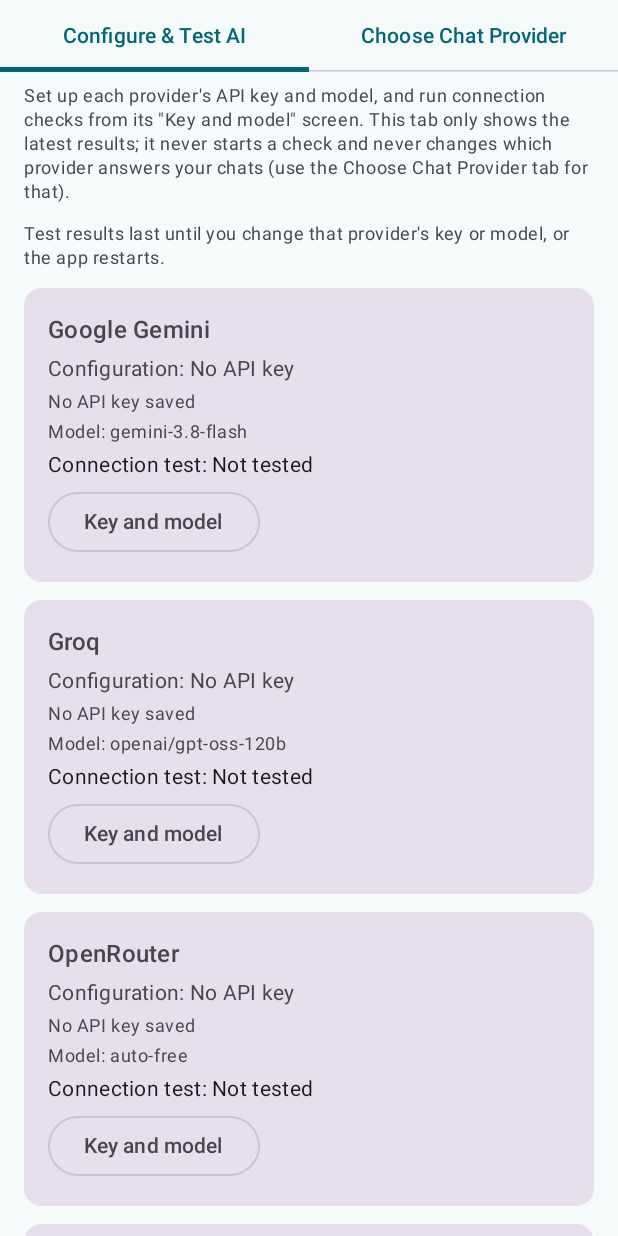
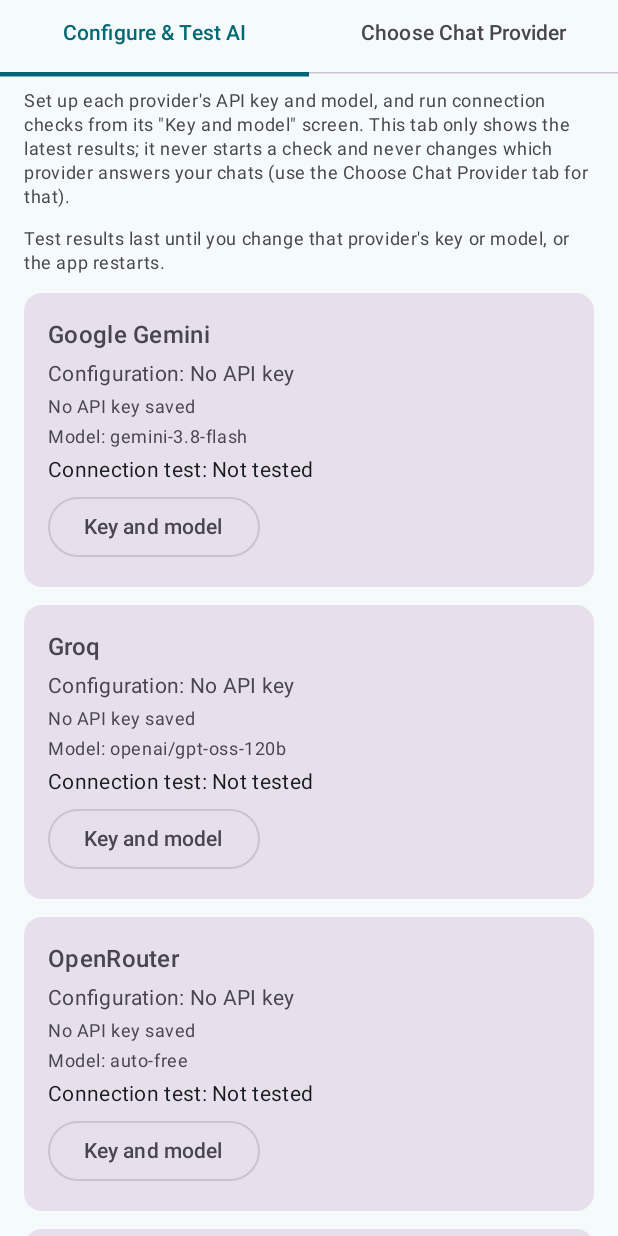
Before and after one commit to OKGamerz135/jarvis-android, an Android app built with Jetpack Compose: the composable ProvidersScreen shown on its own in the app's theme, on a phone screen of 412 x 824 dp. Run offline under Robolectric (Android 15) with nearby library versions, the phone set to English and light mode, and no system bars; pictures from the network do not load.

Commit message:
Phase B (B5): responsive pass for the provider screens
- Providers tabs: a plain row of equal-width, wrapping tab labels (min height 48dp, announced
  as tab/selected) replaces the stock TabRow, whose fixed-height tabs would clip the long
  labels on a narrow screen or at a large font.
- Choose Chat Provider cards: label, badges and status use the full card width; the
  "Use for failover" switch moves to its own line instead of squeezing the text.
- Key and model screen: the "Key saved" text and the Remove button are stacked instead of
  sharing a row.
- Button groups already use ActionRow (wraps whole buttons). No behaviour, navigation,
  ChatRunner or key-storage changes.

Co-Authored-By: Claude Sonnet 5.5 <noreply@anthropic.com>
Claude-Session: https://claude.ai/code/session_014sNv2tiRFpiMwhR95UmsVZ

```diff
--- a/app/src/main/java/dev/jarvis/assistant/ui/settings/ProvidersScreen.kt
+++ b/app/src/main/java/dev/jarvis/assistant/ui/settings/ProvidersScreen.kt
@@ -4,15 +4,17 @@ import androidx.compose.foundation.layout.Arrangement
 import androidx.compose.foundation.layout.Column
 import androidx.compose.foundation.layout.Row
 import androidx.compose.foundation.layout.fillMaxWidth
+import androidx.compose.foundation.layout.heightIn
 import androidx.compose.foundation.layout.padding
+import androidx.compose.foundation.selection.selectable
+import androidx.compose.foundation.selection.selectableGroup
 import androidx.compose.material3.Button
 import androidx.compose.material3.Card
 import androidx.compose.material3.CardDefaults
 import androidx.compose.material3.MaterialTheme
 import androidx.compose.material3.OutlinedButton
 import androidx.compose.material3.Switch
-import androidx.compose.material3.Tab
-import androidx.compose.material3.TabRow
+import androidx.compose.material3.HorizontalDivider
 import androidx.compose.material3.Text
 import androidx.compose.material3.TextButton
 import androidx.compose.runtime.Composable
@@ -24,6 +26,8 @@ import androidx.compose.runtime.setValue
 import androidx.compose.ui.Alignment
 import androidx.compose.ui.Modifier
 import androidx.compose.ui.platform.LocalContext
+import androidx.compose.ui.semantics.Role
+import androidx.compose.ui.text.style.TextAlign
 import androidx.compose.ui.unit.dp
 import androidx.lifecycle.Lifecycle
 import androidx.lifecycle.compose.LifecycleEventEffect
@@ -96,14 +100,46 @@ fun ProvidersScreen(
     }
 
     Column(modifier) {
-        TabRow(selectedTabIndex = ProvidersTab.entries.indexOf(tab)) {
-            ProvidersTab.entries.forEach { t ->
-                Tab(selected = t == tab, onClick = { onTabChange(t) }, text = { Text(t.title) })
-            }
-        }
+        ProvidersTabRow(tab, onTabChange)
         when (tab) {
             ProvidersTab.Choose -> ChooseChatProviderTab(s, statuses, chat.preferenceError, chat.simulationArmed, vm, chatVm)
             ProvidersTab.Configure -> ConfigureProvidersTab(s, statuses, testStates, onConfigure)
+        }
+    }
+}
+
+/**
+ * The two tabs. Written as a plain row of equal-width, wrapping labels (instead of the stock TabRow, whose tabs have a
+ * fixed height) so that "Configure & Test AI" and "Choose Chat Provider" can take two or three lines on a narrow screen or
+ * with a large font without being cut off. Each tab is at least 48dp tall and is announced as a tab and as selected.
+ */
+@Composable
+private fun ProvidersTabRow(selected: ProvidersTab, onSelect: (ProvidersTab) -> Unit) {
+    Column {
+        Row(Modifier.fillMaxWidth().selectableGroup()) {
+            ProvidersTab.entries.forEach { t ->
+                val isSelected = t == selected
+                Column(
+                    Modifier
+                        .weight(1f)
+                        .selectable(selected = isSelected, onClick = { onSelect(t) }, role = Role.Tab),
+                ) {
+                    Text(
+                        t.title,
+                        style = MaterialTheme.typography.titleSmall,
+                        textAlign = TextAlign.Center,
+                        color = if (isSelected) MaterialTheme.colorScheme.primary else MaterialTheme.colorScheme.onSurfaceVariant,
+                        modifier = Modifier
+                            .fillMaxWidth()
+                            .heightIn(min = 48.dp)
+                            .padding(horizontal = 8.dp, vertical = 12.dp),
+                    )
+                    HorizontalDivider(
+                        thickness = if (isSelected) 3.dp else 1.dp,
+                        color = if (isSelected) MaterialTheme.colorScheme.primary else MaterialTheme.colorScheme.outlineVariant,
+                    )
+                }
+            }
         }
     }
 }
@@ -181,8 +217,10 @@ private fun ChooseChatProviderTab(
                 colors = CardDefaults.cardColors(containerColor = MaterialTheme.colorScheme.surfaceVariant),
             ) {
                 Column(Modifier.padding(16.dp), verticalArrangement = Arrangement.spacedBy(6.dp)) {
-                    Row(verticalAlignment = Alignment.CenterVertically) {
-                        Column(Modifier.weight(1f)) {
+                    // Full-width text first, the on/off switch on its own line below: a long label or a large font never
+                    // squeezes the text into a narrow column next to the switch.
+                    Column(verticalArrangement = Arrangement.spacedBy(6.dp)) {
+                        Column {
                             Text(p.label, style = MaterialTheme.typography.titleMedium)
                             st.chatRoleBadges().forEach { badge ->
                                 Text(badge, style = MaterialTheme.typography.labelLarge, color = MaterialTheme.colorScheme.primary)
@@ -207,8 +245,8 @@ private fun ChooseChatProviderTab(
                                 color = MaterialTheme.colorScheme.onSurfaceVariant,
                             )
                         }
-                        Column(horizontalAlignment = Alignment.End) {
-                            Text("Use for failover", style = MaterialTheme.typography.labelSmall)
+                        Row(verticalAlignment = Alignment.CenterVertically) {
+                            Text("Use for failover", style = MaterialTheme.typography.bodyMedium, modifier = Modifier.weight(1f))
                             Switch(
                                 checked = p !in s.disabledProviders,
                                 onCheckedChange = { on ->
--- a/app/src/main/java/dev/jarvis/assistant/ui/settings/SettingsScreens.kt
+++ b/app/src/main/java/dev/jarvis/assistant/ui/settings/SettingsScreens.kt
@@ -343,11 +343,11 @@ private fun ProviderContent(
             )
         }
         if (hasKey || keyState == KeyState.UNREADABLE_NOW) {
-            Row(verticalAlignment = Alignment.CenterVertically) {
+            // Text on its own full-width line, the button below it: neither can squeeze the other at a large font.
+            Column(verticalArrangement = Arrangement.spacedBy(4.dp)) {
                 Text(
                     if (hasKey) "Key saved, encrypted on this phone." else "A key is stored.",
                     color = MaterialTheme.colorScheme.primary,
-                    modifier = Modifier.weight(1f),
                 )
                 OutlinedButton(onClick = { vm.removeKey(provider) }) { Text("Remove") }
             }
```
